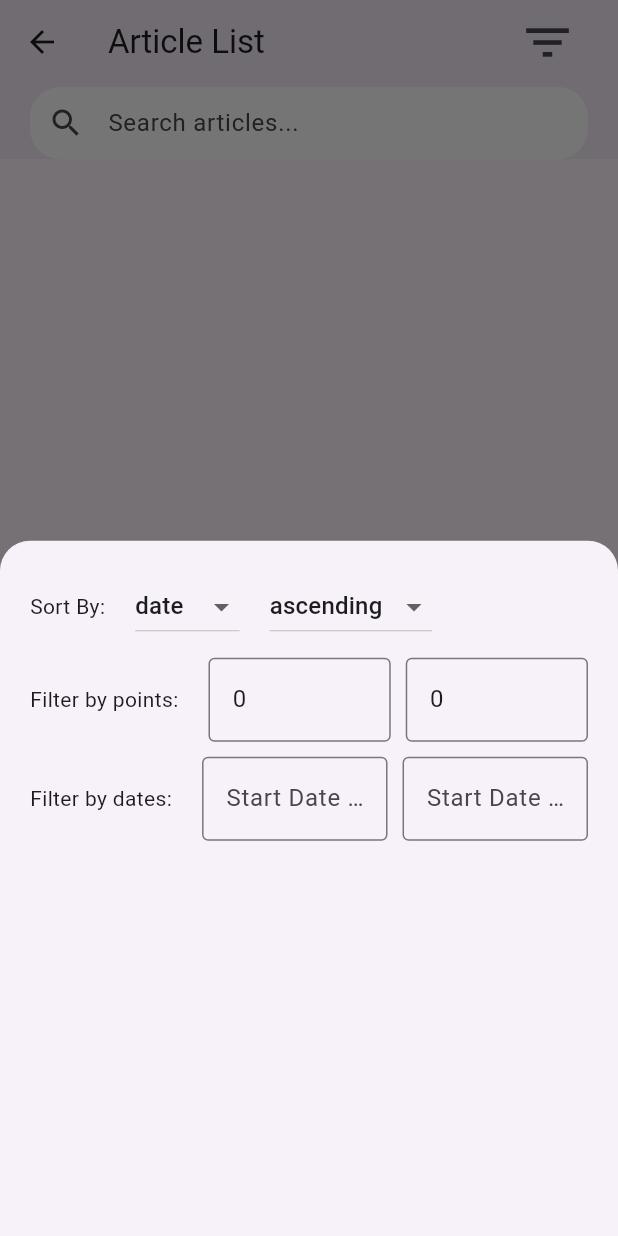
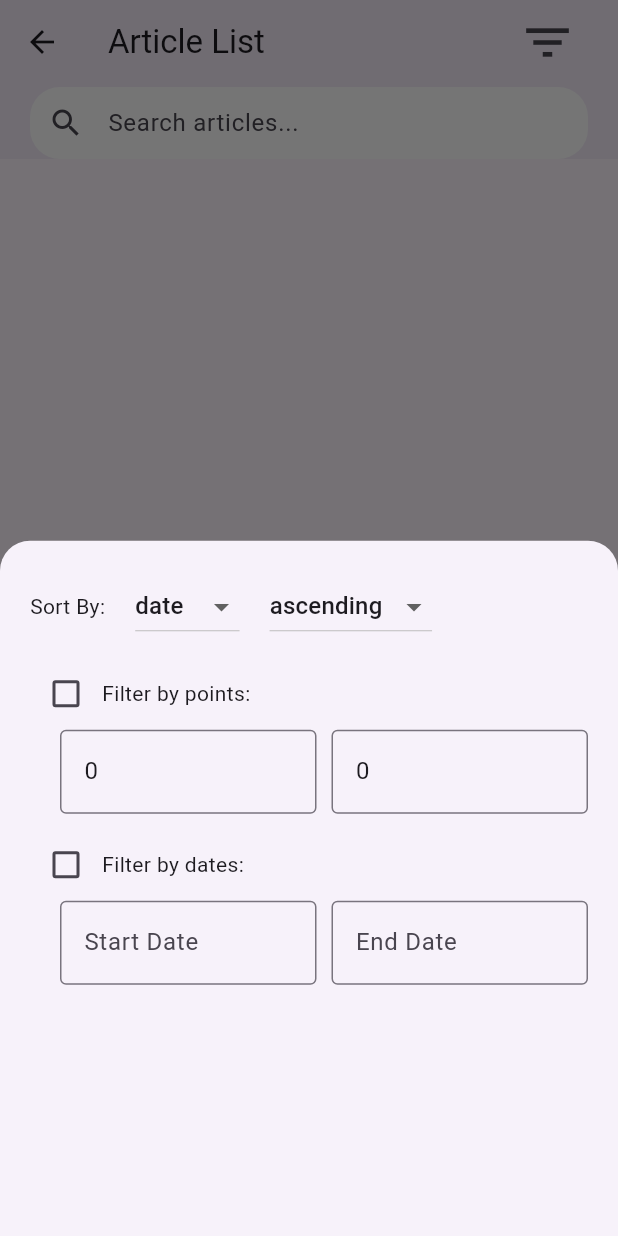
Before and after one commit to AlexiaAvramescu/ArticleApp, a Flutter app: the ArticleListPage screen opened directly, after a tap on the "filter list" icon, on a phone screen of 412 x 824 dp. Run offline on Flutter 3.47's test engine with Material 3 defaults, Android fonts, the light colour scheme and no system bars; our stand-ins replace shared_preferences; accounts and stored records are empty; network calls fail.

Commit message:
Implemented a checkbox to enable and disable the filter options.

```diff
--- a/articles_app/lib/articlelist_page.dart
+++ b/articles_app/lib/articlelist_page.dart
@@ -25,6 +25,8 @@ class _ArticleListPageState extends State<ArticleListPage> {
       TextEditingController(text: '');
   String _orderSortOption = 'ascending';
   String _typeSortOption = 'date';
+  bool _filterByDates = false;
+  bool _filterByPoints = false;
 
   @override
   void initState() {
@@ -68,7 +70,7 @@ class _ArticleListPageState extends State<ArticleListPage> {
     DateTime? startDate = DateTime.tryParse(_startDateController.text);
     DateTime? endDate = DateTime.tryParse(_endDateController.text);
 
-    if (startDate == null && endDate == null) return articleList;
+    if (startDate == null && endDate == null || !_filterByDates) return articleList;
 
     if (startDate != null && endDate != null) {
       if (startDate.isAfter(endDate)) {
@@ -111,7 +113,7 @@ class _ArticleListPageState extends State<ArticleListPage> {
     int minPoints = int.tryParse(_minPointsController.text) ?? 0;
     int maxPoints = int.tryParse(_maxPointsController.text) ?? 0;
 
-    if (minPoints == 0 && maxPoints == 0) return articleList;
+    if (minPoints == 0 && maxPoints == 0 || !_filterByPoints) return articleList;
 
     if (minPoints > maxPoints) {
       showDialog(
@@ -214,7 +216,22 @@ class _ArticleListPageState extends State<ArticleListPage> {
                             const SizedBox(height: 10),
                             Row(
                               children: [
+                                Checkbox(
+                                  value: _filterByPoints,
+                                  onChanged: (value) {
+                                    setState(() {
+                                      _filterByPoints = value ?? false;
+                                    });
+                                  },
+                                  activeColor: _filterByDates
+                                      ? Colors.blue
+                                      : Colors.white,
+                                ),
                                 const Text('Filter by points:'),
+                              ],
+                            ),
+                            Row(
+                              children: [
                                 const SizedBox(width: 20),
                                 Expanded(
                                   child: TextField(
@@ -252,7 +269,22 @@ class _ArticleListPageState extends State<ArticleListPage> {
                             const SizedBox(height: 10),
                             Row(
                               children: [
+                                Checkbox(
+                                  value: _filterByDates,
+                                  onChanged: (bool? newValue) {
+                                    setState(() {
+                                      _filterByDates = newValue ?? false;
+                                    });
+                                  },
+                                  activeColor: _filterByDates
+                                      ? Colors.blue
+                                      : Colors.white,
+                                ),
                                 const Text('Filter by dates:'),
+                              ],
+                            ),
+                            Row(
+                              children: [
                                 const SizedBox(width: 20),
                                 Expanded(
                                   child: TextFormField(
@@ -264,7 +296,7 @@ class _ArticleListPageState extends State<ArticleListPage> {
                                           color: Theme.of(context).dividerColor,
                                         ),
                                       ),
-                                      hintText: 'Start Date (YYYY-MM-DD)',
+                                      hintText: 'Start Date',
                                     ),
                                     onTap: () async {
                                       final DateTime? picked =
@@ -295,7 +327,7 @@ class _ArticleListPageState extends State<ArticleListPage> {
                                           color: Theme.of(context).dividerColor,
                                         ),
                                       ),
-                                      hintText: 'Start Date (YYYY-MM-DD)',
+                                      hintText: 'End Date',
                                     ),
                                     onTap: () async {
                                       final DateTime? picked =
```
